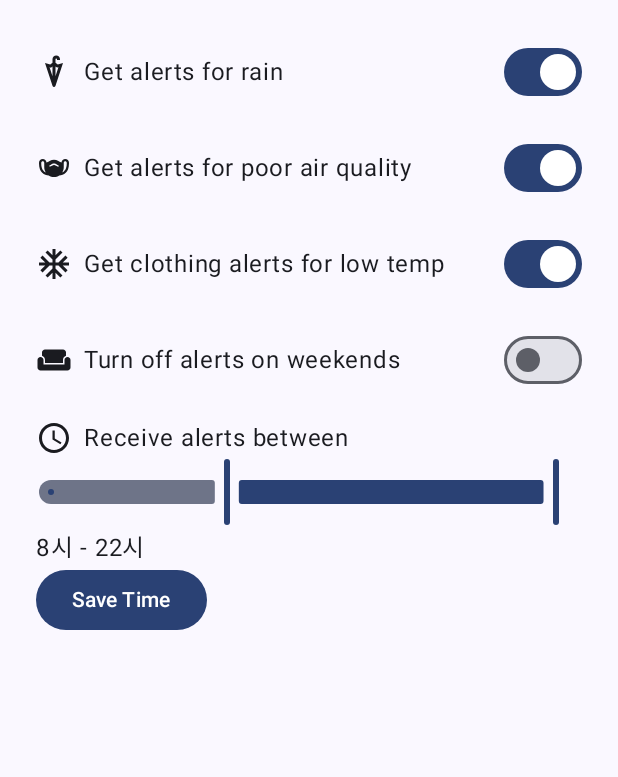
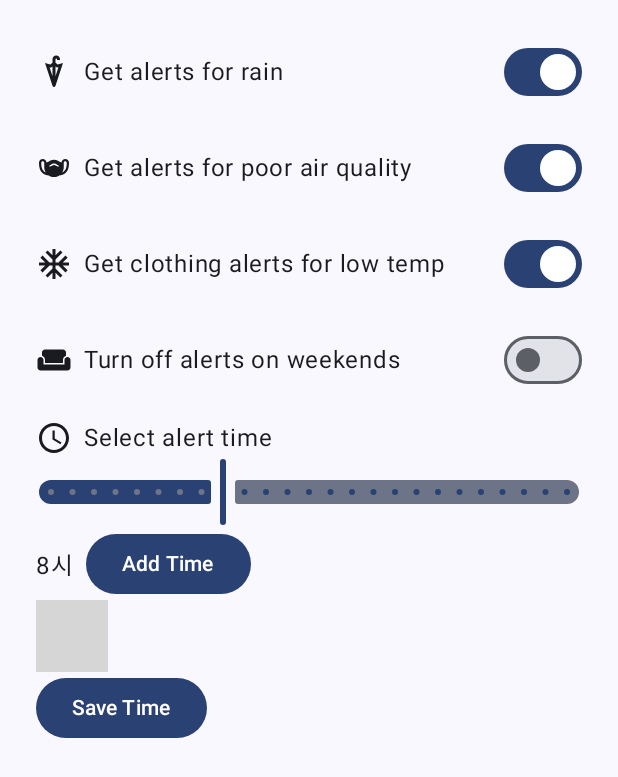
Before and after one commit to JaeYunChung/android-weather-notification-service, an Android app built with Jetpack Compose: the composable NotificationSettingsScreen shown on its own in the app's theme, after a tap on "Save Time", on a phone screen of 412 x 824 dp. Shown: the top 777 px of the screen. Run offline under Robolectric (Android 15) with nearby library versions, the phone set to English and light mode, and no system bars; 1 statement that could not run was skipped; grey boxes are pictures that could not be loaded.

Commit message:
Allow scheduling alerts at specific times

```diff
--- a/app/src/main/java/com/example/weather_notification_service/domain/dto/NotificationTimeRequest.kt
+++ b/app/src/main/java/com/example/weather_notification_service/domain/dto/NotificationTimeRequest.kt
@@ -2,6 +2,5 @@ package com.example.weather_notification_service.domain.dto
 
 data class NotificationTimeRequest(
     val memberId: String,
-    val startHour: Int,
-    val endHour: Int,
+    val hours: List<Int>,
 )
--- a/app/src/main/java/com/example/weather_notification_service/setting_screen/CustomSettingScreen.kt
+++ b/app/src/main/java/com/example/weather_notification_service/setting_screen/CustomSettingScreen.kt
@@ -13,7 +13,7 @@ import androidx.compose.material.icons.filled.Schedule
 import androidx.compose.material3.Icon
 import androidx.compose.material3.Switch
 import androidx.compose.material3.Text
-import androidx.compose.material3.RangeSlider
+import androidx.compose.material3.Slider
 import androidx.compose.material3.Button
 import androidx.compose.runtime.*
 import androidx.compose.ui.Alignment
@@ -39,7 +39,8 @@ fun NotificationSettingsScreen() {
     var dustAlert by remember { mutableStateOf(true) }
     var tempAlert by remember { mutableStateOf(true) }
     var weekendOff by remember { mutableStateOf(false) }
-    var timeRange by remember { mutableStateOf(8f..22f) }
+    var selectedHour by remember { mutableStateOf(8f) }
+    var alertTimes by remember { mutableStateOf(listOf<Int>()) }
 
     LaunchedEffect(Unit) {
         try {
@@ -145,18 +146,31 @@ fun NotificationSettingsScreen() {
         Column(modifier = Modifier.fillMaxWidth()) {
             Row(verticalAlignment = Alignment.CenterVertically) {
                 Icon(Icons.Default.Schedule, contentDescription = null, modifier = Modifier.padding(end = 8.dp))
-                Text("Receive alerts between")
+                Text("Select alert time")
             }
-            RangeSlider(
-                value = timeRange,
-                onValueChange = { timeRange = it },
-                valueRange = 0f..23f
+            Slider(
+                value = selectedHour,
+                onValueChange = { selectedHour = it },
+                valueRange = 0f..23f,
+                steps = 23
             )
-            Text("${timeRange.start.toInt()}시 - ${timeRange.endInclusive.toInt()}시")
+            Row(verticalAlignment = Alignment.CenterVertically) {
+                Text("${selectedHour.toInt()}시")
+                Spacer(modifier = Modifier.width(8.dp))
+                Button(onClick = {
+                    val hour = selectedHour.toInt()
+                    if (!alertTimes.contains(hour)) {
+                        alertTimes = alertTimes + hour
+                    }
+                }) {
+                    Text("Add Time")
+                }
+            }
+            Text("Selected: ${'$'}{alertTimes.sorted().joinToString(", ") { it.toString() + "시" }}")
             Button(onClick = {
                 coroutineScope.launch {
                     try {
-                        val request = NotificationTimeRequest(memberId, timeRange.start.toInt(), timeRange.endInclusive.toInt())
+                        val request = NotificationTimeRequest(memberId, alertTimes)
                         val response = RetrofitClient.apiService.saveNotificationTime(request)
                         if (response.isSuccessful) {
                             Toast.makeText(context, "시간 설정이 저장되었습니다", Toast.LENGTH_SHORT).show()
```
